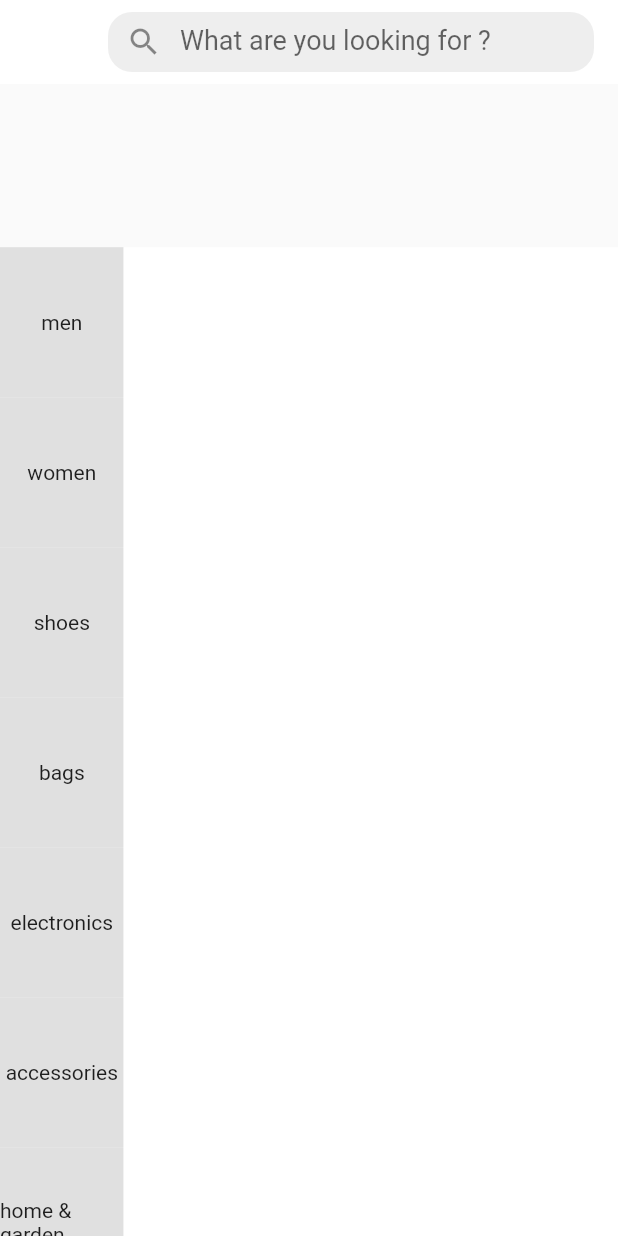
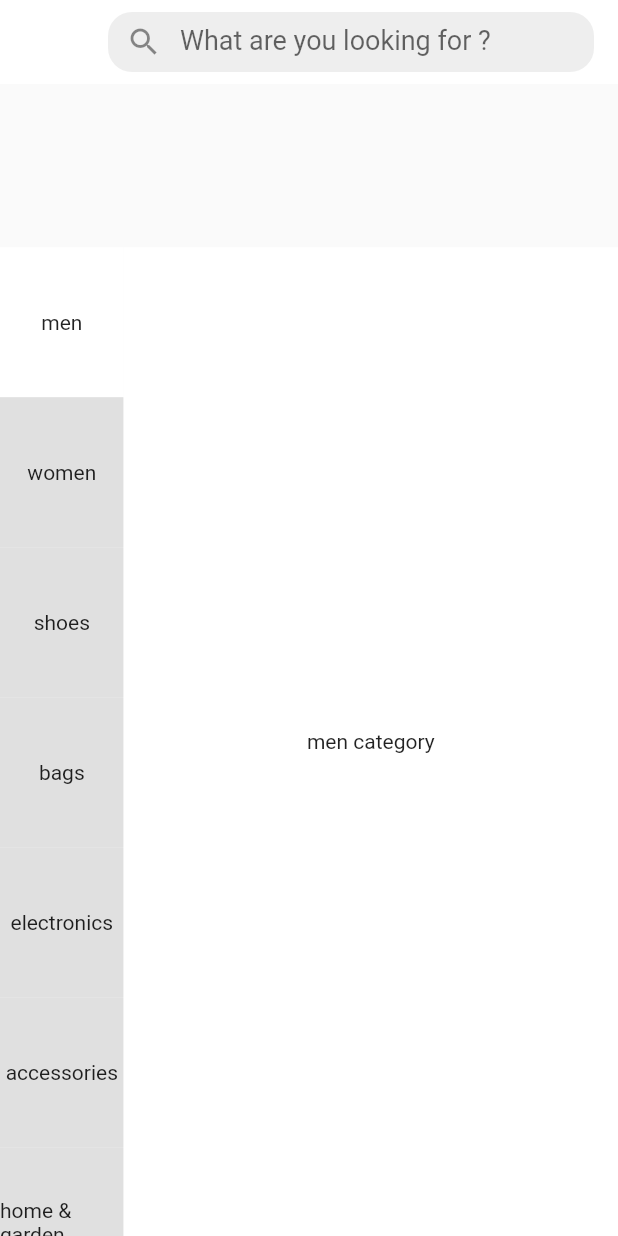
Before and after one commit to quanganhnguyen001/E-Commerce-App, a Flutter app: the CategoryScreens screen opened directly, on a phone screen of 412 x 824 dp. Run offline on Flutter 3.47's test engine with Material 2 defaults, Android fonts, the phone set to English and light mode, and no system bars.

Commit message:
Add Category View

```diff
--- a/e_commerce_app/lib/module/category/screens/category_screens.dart
+++ b/e_commerce_app/lib/module/category/screens/category_screens.dart
@@ -24,6 +24,20 @@ List<ItemData> items = [
 ];
 
 class _CategoryScreensState extends State<CategoryScreens> {
+  final PageController _pageController = PageController();
+
+  @override
+  void initState() {
+    // TODO: implement initState
+    for (var element in items) {
+      element.isSelected = false;
+    }
+    setState(() {
+      items[0].isSelected = true;
+    });
+    super.initState();
+  }
+
   @override
   Widget build(BuildContext context) {
     final Size size = MediaQuery.of(context).size;
@@ -38,7 +52,7 @@ class _CategoryScreensState extends State<CategoryScreens> {
           Positioned(
             bottom: 0,
             left: 0,
-            child: _sizeNavigator(size),
+            child: _sideNavigator(size),
           ),
           Positioned(
             bottom: 0,
@@ -55,10 +69,51 @@ class _CategoryScreensState extends State<CategoryScreens> {
       height: size.height * 0.8,
       width: size.width * 0.8,
       color: Colors.white,
+      child: PageView(
+        controller: _pageController,
+        onPageChanged: (value) {
+          for (var element in items) {
+            element.isSelected = false;
+          }
+          setState(() {
+            items[value].isSelected = true;
+          });
+        },
+        scrollDirection: Axis.vertical,
+        children: [
+          Center(
+            child: Text('men category'),
+          ),
+          Center(
+            child: Text('women category'),
+          ),
+          Center(
+            child: Text('shoes category'),
+          ),
+          Center(
+            child: Text('bags category'),
+          ),
+          Center(
+            child: Text('electronics category'),
+          ),
+          Center(
+            child: Text('accessories category'),
+          ),
+          Center(
+            child: Text('home and garden category'),
+          ),
+          Center(
+            child: Text('kids category'),
+          ),
+          Center(
+            child: Text('beauty category'),
+          ),
+        ],
+      ),
     );
   }
 
-  Container _sizeNavigator(Size size) {
+  Container _sideNavigator(Size size) {
     return Container(
       height: size.height * 0.8,
       width: size.width * 0.2,
@@ -67,12 +122,15 @@ class _CategoryScreensState extends State<CategoryScreens> {
           itemBuilder: (context, index) {
             return GestureDetector(
               onTap: () {
-                for (var element in items) {
-                  element.isSelected = false;
-                }
-                setState(() {
-                  items[index].isSelected = true;
-                });
+                _pageController.animateToPage(index,
+                    duration: Duration(milliseconds: 100),
+                    curve: Curves.bounceInOut);
+                // for (var element in items) {
+                //   element.isSelected = false;
+                // }
+                // setState(() {
+                //   items[index].isSelected = true;
+                // });
               },
               child: Container(
                 color: items[index].isSelected
```
